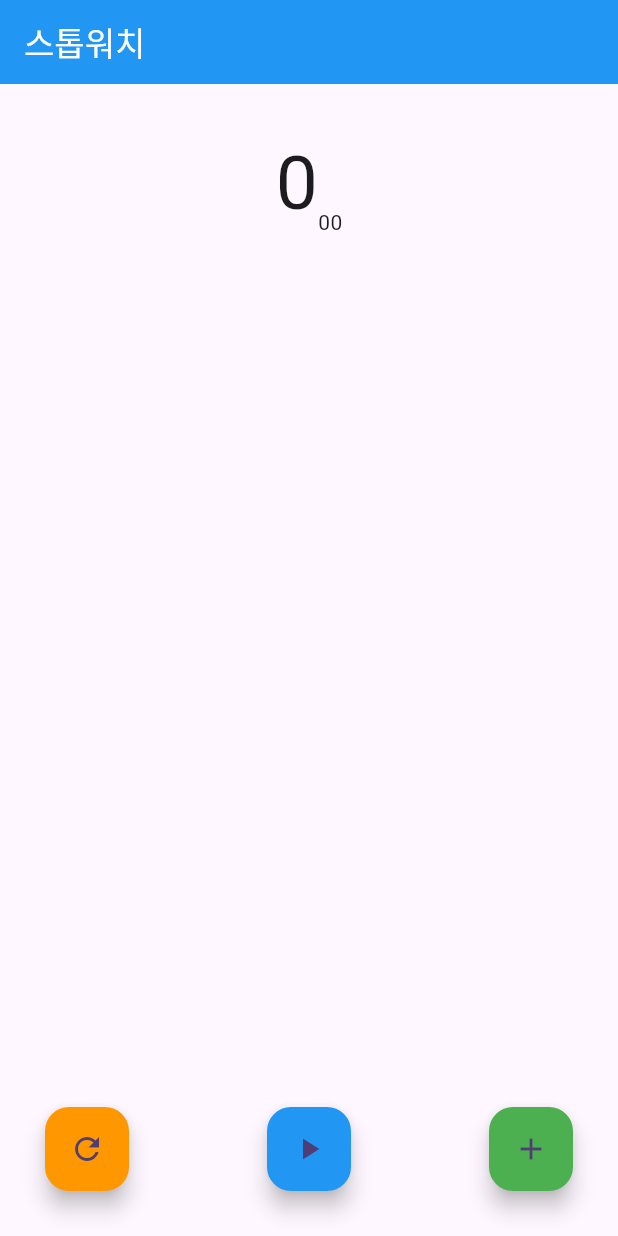
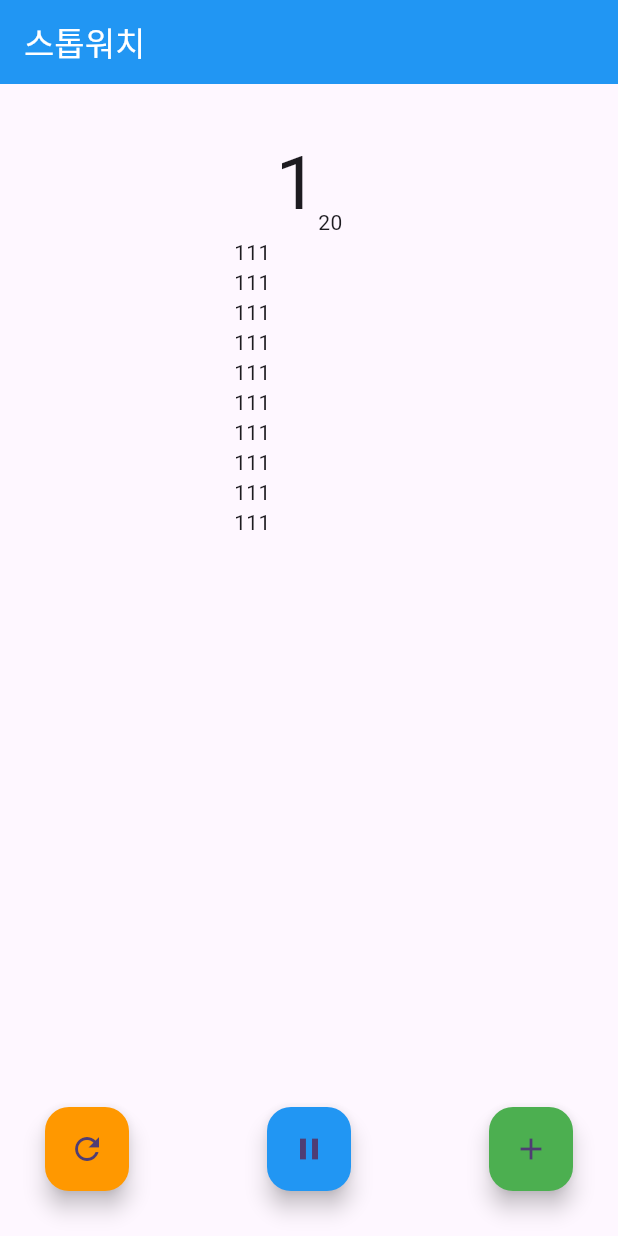
Before and after one commit to AngieEJJ/flutter-basic, a Flutter app: the screen it shows after launch, after a tap on the "play arrow" icon, on a phone screen of 412 x 824 dp. Run offline on Flutter 3.47's test engine with Material 3 defaults, Android fonts, the phone set to English and light mode, and no system bars.

Commit message:
스톱워치기능완성

```diff
--- a/lib/main.dart
+++ b/lib/main.dart
@@ -1,3 +1,5 @@
+import 'dart:async';
+
 import 'package:flutter/material.dart';
 import 'package:stop_watch_app/stop_watch_screen.dart';
 
--- a/lib/stop_watch_screen.dart
+++ b/lib/stop_watch_screen.dart
@@ -1,3 +1,4 @@
+import 'dart:async';
 import 'package:flutter/material.dart';
 
 class StopWatchScreen extends StatefulWidget {
@@ -8,12 +9,65 @@ class StopWatchScreen extends StatefulWidget {
 }
 
 class _StopWatchScreenState extends State<StopWatchScreen> {
+  //타이머: 지정된 시간마다 무언갈 수행하는 클래스
+
+  Timer? _timer;
+  //아무것도 없을 때 null 이기 때문에 물음표를 붙인다.
+  bool _isRunning = false;
+  int _time = 0;
+  List<String> _laptimes = [];
+
+  // <필요한 기능>: 타이머 기능, 시작, 플레이, 중지, 취소 (cancle이라는 기본 메서드 있음)
+  // 1) 플레이: 플레이 버튼 실행시 타이머가 돌아가고, 다시 클릭시 꺼져야 한다.
+  void _clickButton() {
+    _isRunning = !_isRunning;
+
+    if(_isRunning) {
+      _start();
+    }else {
+      _pause();
+    }
+  }
+
+  //2) 시작, 중지 (타이머 기능 생성)
+  void _start() {
+    _timer = Timer.periodic(Duration(milliseconds: 10 ), (timer) {
+      //일정 시간이 지날 때마다 오른쪽 {} 함수가 실행된다. // 천분의 1인데 10이니까 100분의 1 //두자리가 나와야 하니까
+      setState(() {
+        _time++;
+      });
+    });
+  }
+
+  void _pause() {
+    _timer?.cancel();
+  }
+
+void _reset() {
+    _isRunning = false;
+    _timer?.cancel();
+    _laptimes.clear();
+    _time = 0;
+}
+
+  //3) 화면이 종료될 떄 타이머 파괴 필요 -> 타이머가 살아있다면 캔슬한다.
+  @override
+  void dispose() {
+    _timer?.cancel();
+    super.dispose();
+  }
+
   @override
   Widget build(BuildContext context) {
+    int sec = _time~/100;
+    String hundredth = '${_time % 100}'.padLeft(2, '0');
+    // 2자리로 표시, 2자리가 아니면 왼쪽에 0을 붙인다. //오른쪽으로 하면 20이 되버림
+    //문자열을 특정 길이로 맞춰주는 메서드
+
+
     return Scaffold(
       appBar: AppBar(
-        title: const Text('스톱워치',
-            style: TextStyle(color: Colors.white)),
+        title: const Text('스톱워치', style: TextStyle(color: Colors.white)),
         backgroundColor: Colors.blue,
       ),
       body: Padding(
@@ -21,29 +75,61 @@ class _StopWatchScreenState extends State<StopWatchScreen> {
         child: Column(
           children: [
             const SizedBox(height: 30),
-             const Row(
+             Row(
               mainAxisAlignment: MainAxisAlignment.center,
               crossAxisAlignment: CrossAxisAlignment.end,
               children: [
-                Text('0',
-                style: TextStyle(fontSize: 50),
+                Text(
+                  '$sec',
+                  style: TextStyle(fontSize: 50),
                 ),
-                Text('00'),
-
-              ],),
+                Text(
+                  '$hundredth'
+                ),
+              ],
+            ),
+            SizedBox(
+              width: 100,
+              height: 200,
+              child: ListView(
+                children: [
+                  Text('111'),
+                  Text('111'),
+                  Text('111'),
+                  Text('111'),
+                  Text('111'),
+                  Text('111'),
+                  Text('111'),
+                  Text('111'),
+                  Text('111'),
+                  Text('111'),
+                  Text('111'),
+                ],
+              ),
+            ),
             const Spacer(),
             Row(
               mainAxisAlignment: MainAxisAlignment.spaceBetween,
               children: [
                 FloatingActionButton(
-                  onPressed: () {},
+                  onPressed: () {
+                    setState(() {
+                      _reset();
+                    });
+                  },
                   backgroundColor: Colors.orange,
                   child: const Icon(Icons.refresh),
                 ),
                 FloatingActionButton(
-                  onPressed: () {},
+                  onPressed: () {
+                    setState(() {
+                      _clickButton();
+                    });
+                  },
                   backgroundColor: Colors.blue,
-                  child: const Icon(Icons.play_arrow),
+                  child: _isRunning
+                      ? const Icon(Icons.pause)
+                      : const Icon(Icons.play_arrow),
                 ),
                 FloatingActionButton(
                   onPressed: () {},
```
